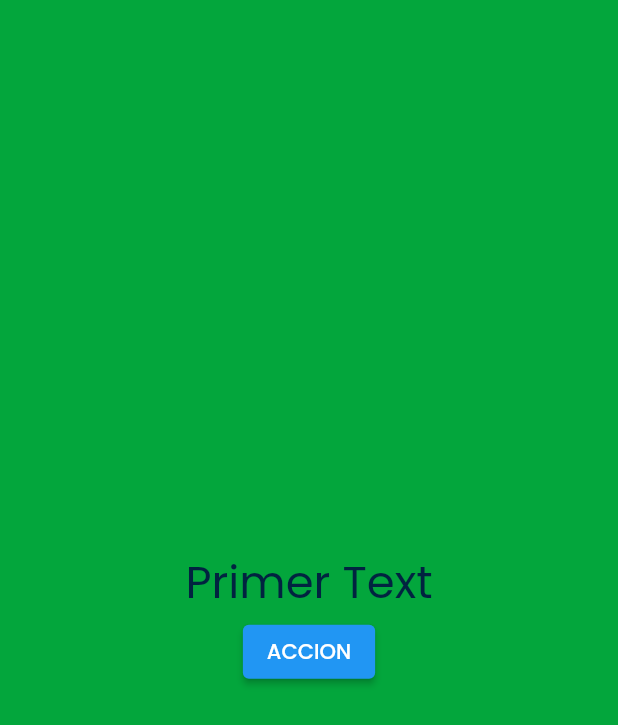
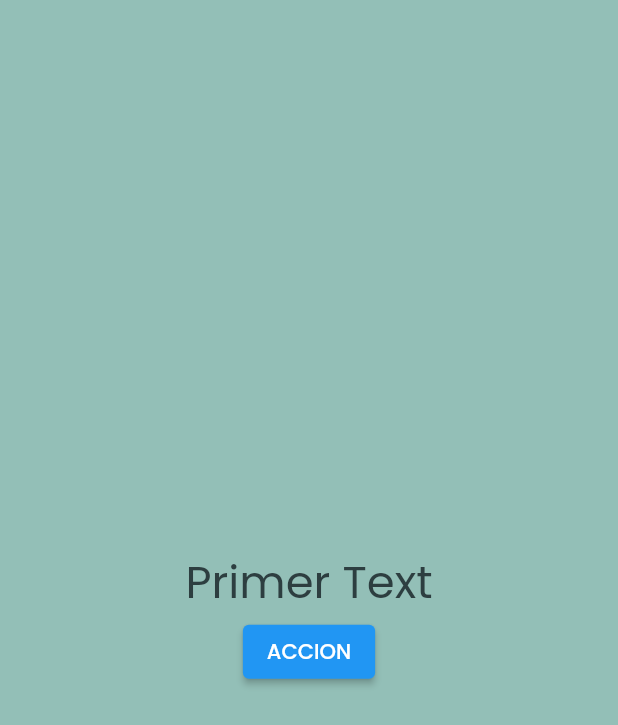
Before and after one commit to XFernando43/Flutter_EDTeam, a Flutter app: the screen it shows after launch, after a tap on "ACCION", on a phone screen of 412 x 824 dp. Shown: the top 725 px of the screen. Run offline on Flutter 3.47's test engine with Material 2 defaults, Android fonts, the phone set to English and light mode, and no system bars; our stand-ins replace google_fonts.

Commit message:
add button to change theme of app

```diff
--- a/lib/src/core/controllers/theme_controller.dart
+++ b/lib/src/core/controllers/theme_controller.dart
@@ -25,4 +25,8 @@ class ThemeController{
 
   Color background ()=>
   brightnessValue?Configure.AUXILIAR:Configure.TERCERY_DARK;
+
+  void ChangeTheme(){
+    brightness.value = !brightness.value;
+  }
 }
--- a/lib/src/ui/pages/home_page.dart
+++ b/lib/src/ui/pages/home_page.dart
@@ -22,7 +22,9 @@ class HomePage extends StatelessWidget{
         Container(
           child: Center(child: Text("Primer Text",style: TextStyle(fontSize: 30,color: theme.primary()),)),
         ),
-        ElevatedButton(onPressed: (){}, child: Text("ACCION"))
+        ElevatedButton(onPressed: (){
+          theme.ChangeTheme();
+        }, child: Text("ACCION"))
       ],)
     );
     });
```
